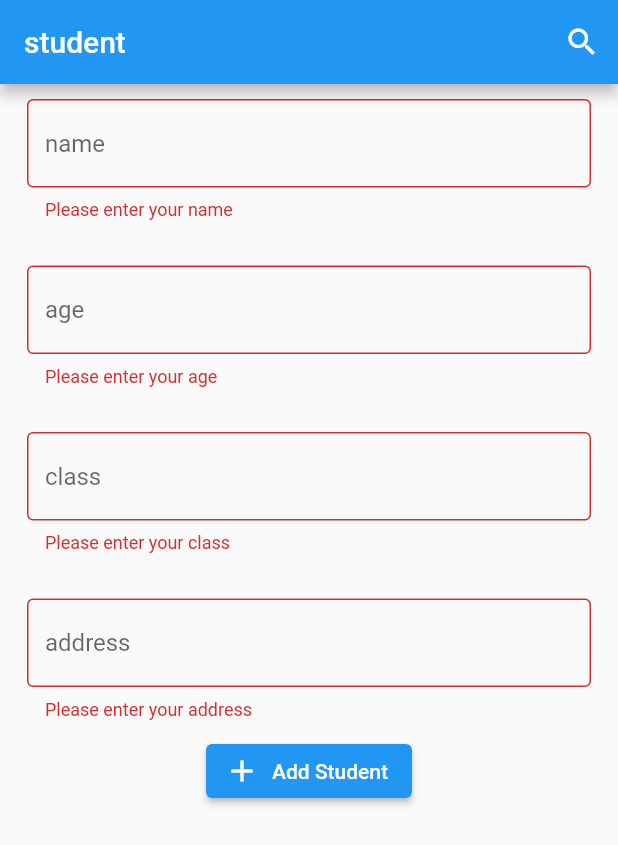
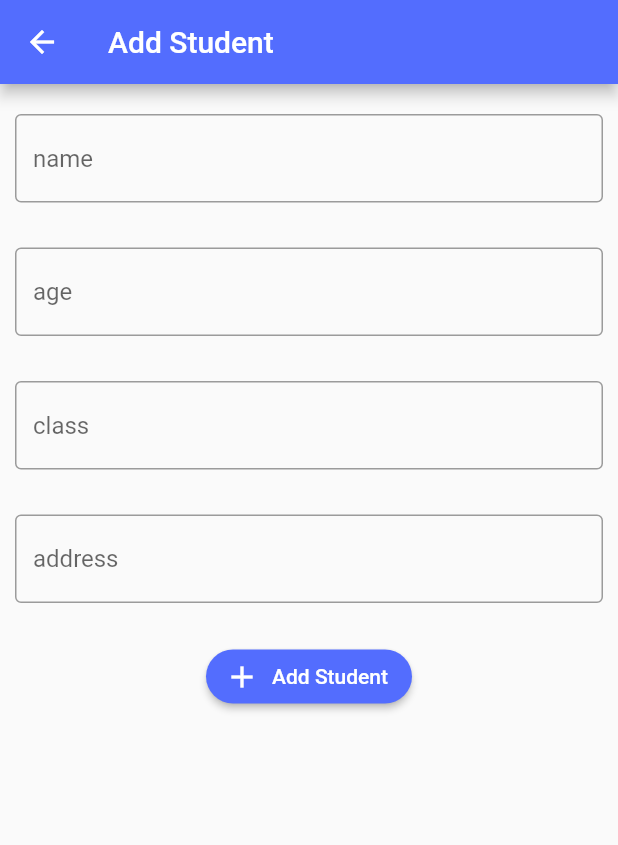
Before and after one commit to Nidhinlalp/studentdetails, a Flutter app: the screen it shows after launch, after a tap on "Add Student", on a phone screen of 412 x 824 dp. Shown: the top 845 px of the screen. Run offline on Flutter 3.47's test engine with Material 2 defaults, Android fonts, the phone set to English and light mode, and no system bars; our stand-ins replace hive, hive_flutter; accounts and stored records are empty.

```diff
--- a/lib/view/widgets/add_student_widget.dart
+++ b/lib/view/widgets/add_student_widget.dart
@@ -24,8 +24,14 @@ class _AddstudentWidgetState extends State<AddstudentWidget> {
 
   @override
   Widget build(BuildContext context) {
-    return Padding(
-      padding: const EdgeInsets.all(10.0),
+    return SafeArea(
+      child: Scaffold(
+        appBar: AppBar(
+          title: const Text('Add Student'),
+          backgroundColor: Colors.indigoAccent,
+        ),
+        body: Padding(
+          padding: const EdgeInsets.only(top: 20.0, left: 10.0, right: 10.0),
           child: Form(
             key: _formKey,
             child: Column(
@@ -93,7 +99,7 @@ class _AddstudentWidgetState extends State<AddstudentWidget> {
                   ),
                 ),
                 const SizedBox(
-              height: 10,
+                  height: 25,
                 ),
                 ElevatedButton.icon(
                     onPressed: () {
@@ -103,8 +109,18 @@ class _AddstudentWidgetState extends State<AddstudentWidget> {
                     },
                     icon: const Icon(Icons.add),
                     label: const Text('Add Student'),
+                    style: ElevatedButton.styleFrom(
+                      foregroundColor:
+                          Colors.white, //change background color of button
+                      backgroundColor:
+                          Colors.indigoAccent, //change text color of button
+                      shape: RoundedRectangleBorder(
+                        borderRadius: BorderRadius.circular(25),
                       ),
+                    )),
               ],
+            ),
+          ),
         ),
       ),
     );
--- a/lib/view/widgets/screen_home.dart
+++ b/lib/view/widgets/screen_home.dart
@@ -38,6 +38,20 @@ class _ScreenHomeState extends State<ScreenHome> {
           )
         ],
         title: const Text('student'),
+        backgroundColor: Colors.indigoAccent,
+      ),
+      floatingActionButton: FloatingActionButton.extended(
+        onPressed: () {
+          Navigator.push(
+            context,
+            MaterialPageRoute(
+              builder: (context) => const AddstudentWidget(),
+            ),
+          );
+        },
+        icon: const Icon(Icons.play_arrow),
+        label: const Text('Add Student'),
+        backgroundColor: Colors.indigoAccent,
       ),
       body: SafeArea(
         child: SingleChildScrollView(
@@ -46,8 +60,11 @@ class _ScreenHomeState extends State<ScreenHome> {
             child: Column(
               mainAxisSize: MainAxisSize.min,
               children: const [
-                AddstudentWidget(),
-                ListStudentWidget(),
+                //
+                Padding(
+                  padding: EdgeInsets.only(top: 10.0),
+                  child: ListStudentWidget(),
+                ),
               ],
             ),
           ),
--- a/lib/view/widgets/search .dart
+++ b/lib/view/widgets/search .dart
@@ -24,10 +24,6 @@ class Search extends StatelessWidget {
             context.read<ProviderDemo>().setStudentSearchResult = serch(
                 nameserarchcotroller.text,
                 context.read<ProviderDemo>().studentListNotifier);
-
-            // studentList.notifyListeners();
-
-            //  print(":::::::Length:${studentList.value.length}::::");
           },
           focusNode: srchFocus,
           decoration: const InputDecoration(hintText: 'Search'),
@@ -35,8 +31,14 @@ class Search extends StatelessWidget {
       ),
       body: Consumer<ProviderDemo>(
         builder: (BuildContext context, value, Widget? child) => Padding(
-          padding: const EdgeInsets.all(8.0),
+          padding: const EdgeInsets.only(
+            top: 10.0,
+            left: 7.0,
+            right: 7.0,
+          ),
           child: ListView.builder(
+            shrinkWrap: true,
+            physics: const NeverScrollableScrollPhysics(),
             itemCount: value.studentSearchResult.length,
             itemBuilder: (context, index) {
               return Card(
```
Lines whose indentation alone changed are shown as unchanged.
